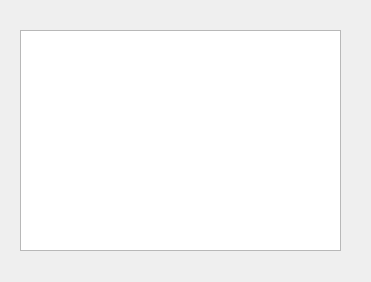
This is realProgect/win_cal_viewmc.ui in Arthur381/QTproject as Qt 5 draws it before an edit. The edited form follows.
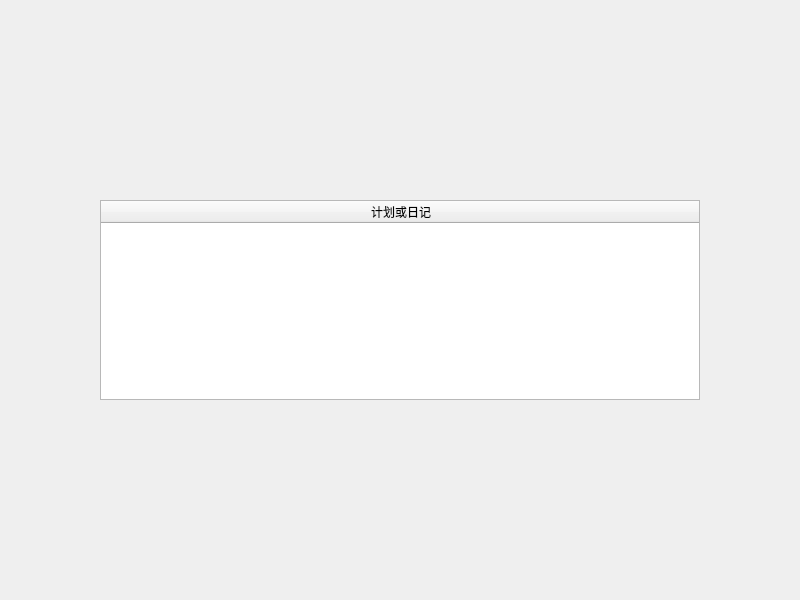
This is the edited form.

The edit to the form file:
```diff
--- a/realProgect/win_cal_viewmc.ui
+++ b/realProgect/win_cal_viewmc.ui
@@ -6,23 +6,69 @@
    <rect>
     <x>0</x>
     <y>0</y>
-    <width>371</width>
-    <height>282</height>
+    <width>800</width>
+    <height>600</height>
    </rect>
   </property>
+  <property name="minimumSize">
+   <size>
+    <width>800</width>
+    <height>600</height>
+   </size>
+  </property>
+  <property name="maximumSize">
+   <size>
+    <width>800</width>
+    <height>600</height>
+   </size>
+  </property>
   <property name="windowTitle">
    <string>Form</string>
   </property>
-  <widget class="QTableWidget" name="tableWidget">
-   <property name="geometry">
-    <rect>
-     <x>20</x>
-     <y>30</y>
-     <width>321</width>
-     <height>221</height>
-    </rect>
-   </property>
-  </widget>
+  <layout class="QGridLayout" name="gridLayout">
+   <item row="0" column="0">
+    <widget class="QTableWidget" name="tableWidget">
+     <property name="minimumSize">
+      <size>
+       <width>600</width>
+       <height>200</height>
+      </size>
+     </property>
+     <property name="maximumSize">
+      <size>
+       <width>600</width>
+       <height>200</height>
+      </size>
+     </property>
+     <attribute name="horizontalHeaderVisible">
+      <bool>true</bool>
+     </attribute>
+     <attribute name="horizontalHeaderMinimumSectionSize">
+      <number>600</number>
+     </attribute>
+     <attribute name="horizontalHeaderDefaultSectionSize">
+      <number>600</number>
+     </attribute>
+     <attribute name="horizontalHeaderStretchLastSection">
+      <bool>false</bool>
+     </attribute>
+     <attribute name="verticalHeaderCascadingSectionResizes">
+      <bool>true</bool>
+     </attribute>
+     <attribute name="verticalHeaderMinimumSectionSize">
+      <number>40</number>
+     </attribute>
+     <attribute name="verticalHeaderDefaultSectionSize">
+      <number>40</number>
+     </attribute>
+     <column>
+      <property name="text">
+       <string>计划或日记</string>
+      </property>
+     </column>
+    </widget>
+   </item>
+  </layout>
  </widget>
  <resources/>
  <connections/>
```
